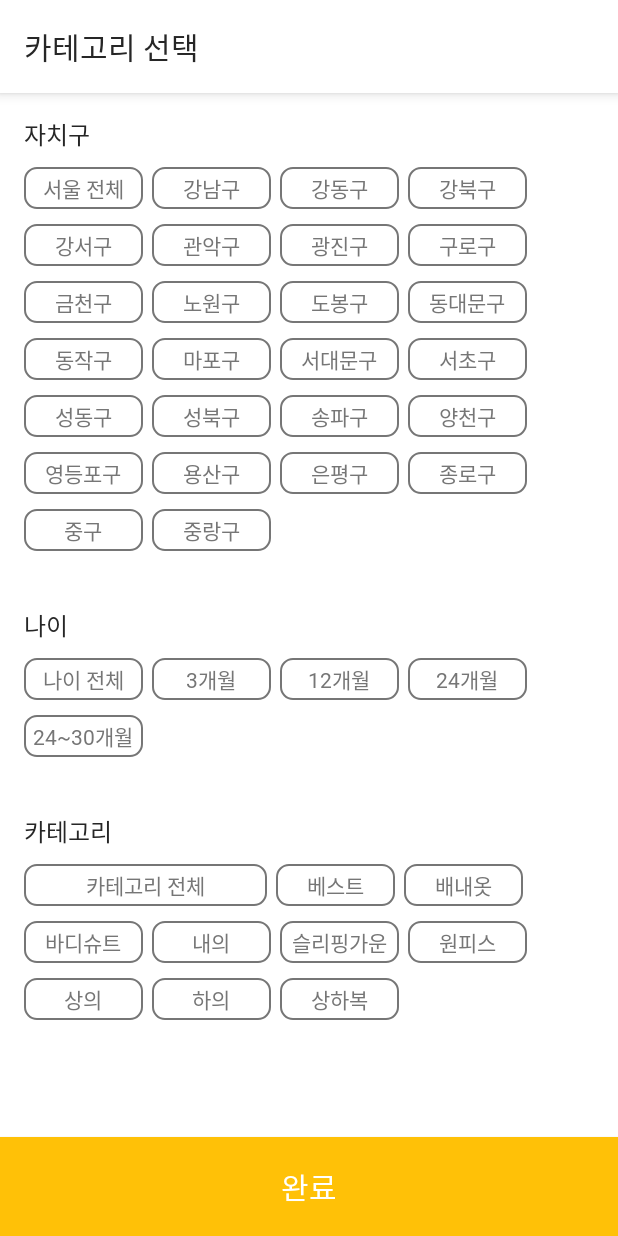
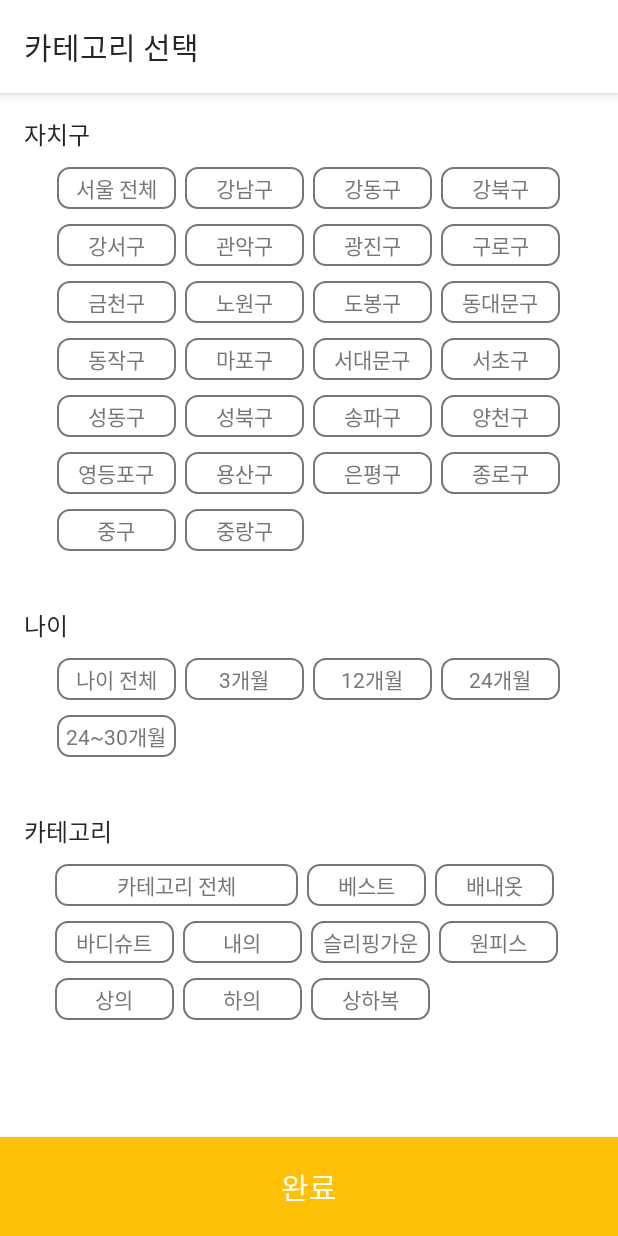
Before and after one commit to BabyClosetGroup/BabyClosetAndroid, an Android app: the CategoryActivity screen opened directly, with no data from a screen before it, on a phone screen of 412 x 824 dp. Run offline under Robolectric (Android 15) with nearby library versions, the light colour scheme and no system bars.

Commit message:
필터 수정

```diff
--- a/app/src/main/res/layout/activity_category.xml
+++ b/app/src/main/res/layout/activity_category.xml
@@ -29,10 +29,10 @@
                 />
 
                 <LinearLayout
-                        android:layout_width="match_parent"
+                        android:layout_width="wrap_content"
                         android:layout_height="wrap_content"
                         android:orientation="vertical"
-                        android:layout_marginHorizontal="16dp"
+                        android:layout_gravity="center"
                         android:layout_marginTop="10dp"
                         android:id="@+id/ll_area_category">
                     <!--1-->
@@ -441,10 +441,10 @@
                         android:layout_marginLeft="16dp"/>
 
                 <LinearLayout
-                        android:layout_width="match_parent"
+                        android:layout_width="wrap_content"
                         android:layout_height="wrap_content"
                         android:orientation="vertical"
-                        android:layout_marginHorizontal="16dp"
+                        android:layout_gravity="center"
                         android:layout_marginTop="10dp"
                         android:id="@+id/ll_age_category"
                 >
@@ -538,10 +538,10 @@
                         android:fontFamily="@font/seoulnamsanb"/>
 
                 <LinearLayout
-                        android:layout_width="match_parent"
+                        android:layout_width="wrap_content"
                         android:layout_height="wrap_content"
                         android:orientation="vertical"
-                        android:layout_marginHorizontal="16dp"
+                        android:layout_gravity="center"
                         android:layout_marginTop="10dp"
                         android:id="@+id/ll_category_category"
                 >
```
